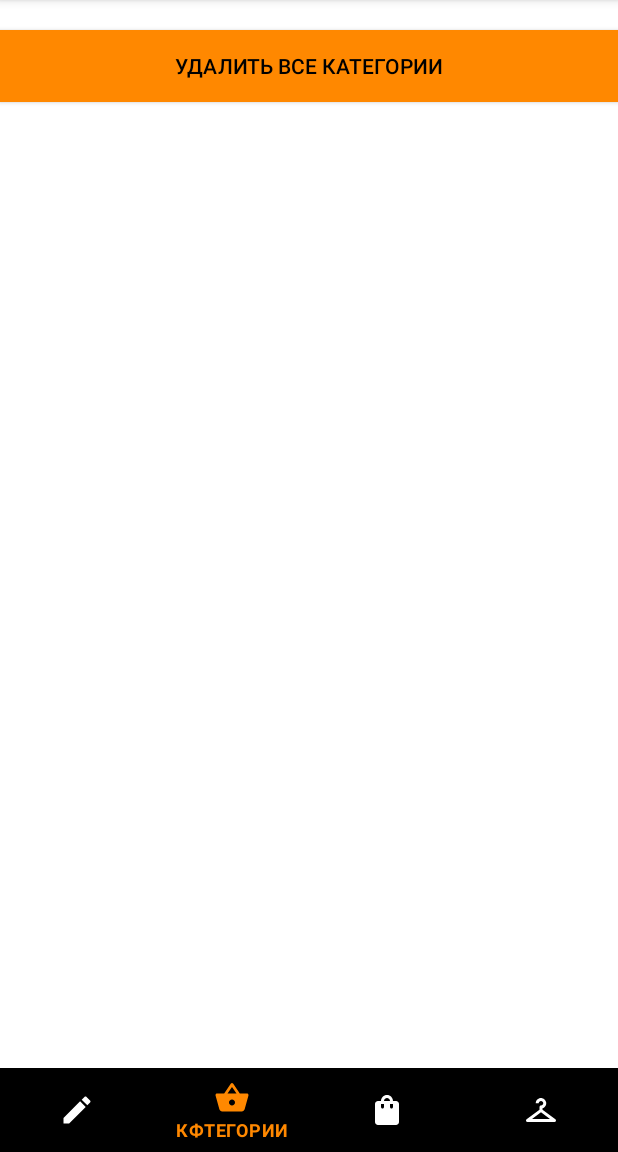
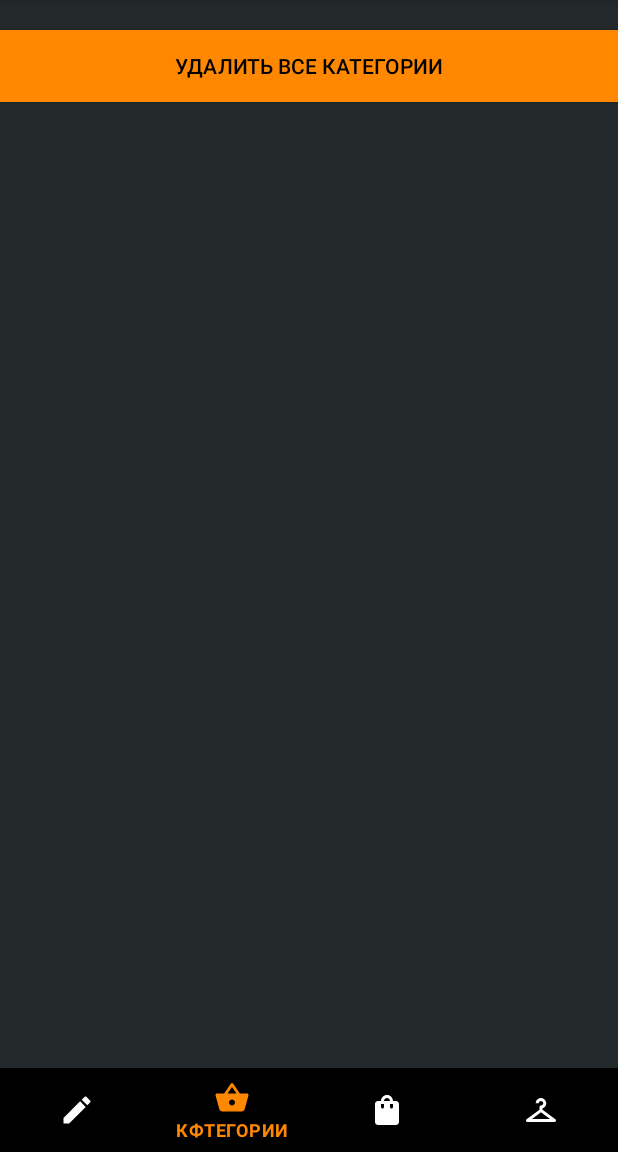
Before and after one commit to MikhailIgnatovich/WorkWithRoom, an Android app: the screen it shows after launch (MainActivity), item 2 of the bottom bar chosen, on a phone screen of 412 x 824 dp, the part 84-1236 px from its top. Run offline under Robolectric (Android 15) with nearby library versions, the phone set to English and light mode, and no system bars; our stand-ins replace Room's generated code, data binding.

Commit message:
Изменил background в catalog_products.xml catalog_clothes.xml catalog_categories.xml

```diff
--- a/app/src/main/res/layout/catalog_categories.xml
+++ b/app/src/main/res/layout/catalog_categories.xml
@@ -10,7 +10,8 @@
 
         <androidx.constraintlayout.widget.ConstraintLayout
             android:layout_width="match_parent"
-            android:layout_height="match_parent">
+            android:layout_height="match_parent"
+            android:background="@color/background">
 
             <androidx.appcompat.widget.AppCompatButton
                 android:id="@+id/deleteAllCategories"
@@ -29,6 +30,7 @@
                 android:layout_width="match_parent"
                 android:layout_height="wrap_content"
                 android:layout_marginTop="20dp"
+                android:background="@color/background"
                 app:layout_constraintEnd_toEndOf="parent"
                 app:layout_constraintStart_toStartOf="parent"
                 app:layout_constraintTop_toBottomOf="@id/deleteAllCategories" />
--- a/app/src/main/res/layout/catalog_clothes.xml
+++ b/app/src/main/res/layout/catalog_clothes.xml
@@ -10,12 +10,14 @@
 
         <androidx.constraintlayout.widget.ConstraintLayout
             android:layout_width="match_parent"
-            android:layout_height="match_parent">
+            android:layout_height="match_parent"
+            android:background="@color/background">
 
             <androidx.recyclerview.widget.RecyclerView
                 android:id="@+id/recyclerClothes"
                 android:layout_width="match_parent"
                 android:layout_height="wrap_content"
+                android:background="@color/background"
                 app:layout_constraintEnd_toEndOf="parent"
                 app:layout_constraintStart_toStartOf="parent"
                 app:layout_constraintTop_toTopOf="parent" />
--- a/app/src/main/res/layout/catalog_products.xml
+++ b/app/src/main/res/layout/catalog_products.xml
@@ -9,7 +9,8 @@
 
     <androidx.constraintlayout.widget.ConstraintLayout
         android:layout_width="match_parent"
-        android:layout_height="match_parent">
+        android:layout_height="match_parent"
+        android:background="@color/background">
 
         <androidx.appcompat.widget.AppCompatButton
             android:id="@+id/deleteAllProducts"
@@ -27,6 +28,7 @@
             android:layout_width="match_parent"
             android:layout_height="wrap_content"
             android:layout_marginTop="20dp"
+            android:background="@color/background"
             app:layout_constraintTop_toBottomOf="@id/deleteAllProducts"
             app:layout_constraintStart_toStartOf="parent"
             app:layout_constraintEnd_toEndOf="parent"/>
```
